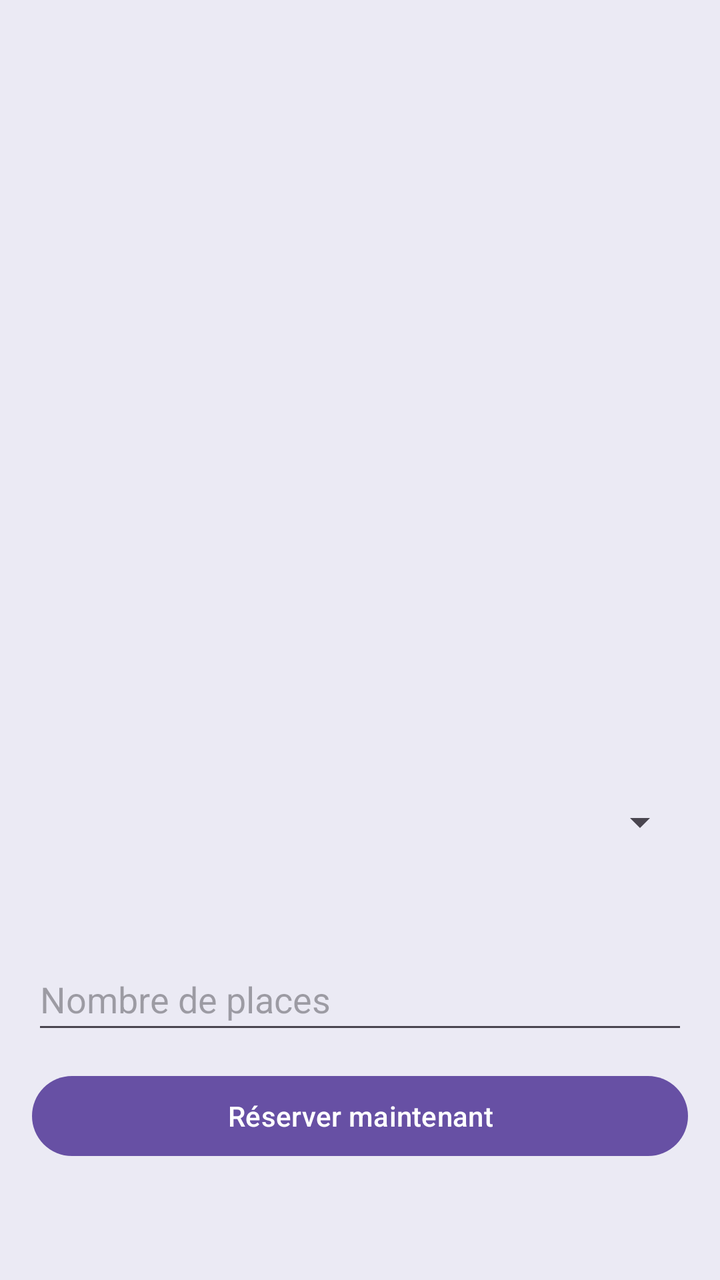
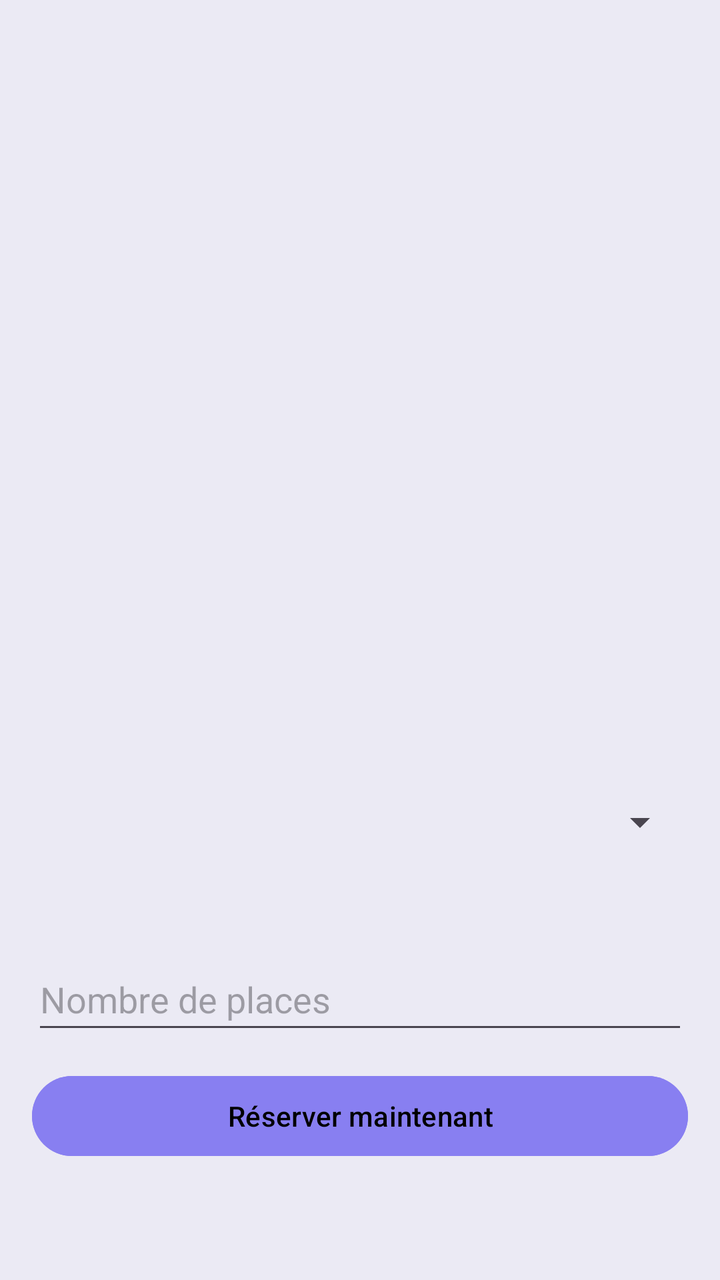

Screens rendered from an Android XML layout before and after an edit, with the pre-edit source and the edit as a unified diff.
<!-- AndroidManifest.xml: application theme Theme.ProjetSession -->
<!-- res/layout/activity_details_voyage.xml -->
<?xml version="1.0" encoding="utf-8"?>
<ScrollView xmlns:android="http://schemas.android.com/apk/res/android"
    xmlns:app="http://schemas.android.com/apk/res-auto"
    xmlns:tools="http://schemas.android.com/tools"
    android:layout_width="match_parent"
    android:layout_height="match_parent"
    android:id="@+id/main"
    android:background="#EBEAF4"
    tools:context=".vue.DetailsVoyageActivity">

    <LinearLayout android:orientation="vertical"
        android:layout_width="match_parent"
        android:layout_height="wrap_content"
        android:padding="16dp">

        <ImageView
            android:id="@+id/imageVoyage"
            android:layout_width="match_parent"
            android:layout_height="200dp"
            android:scaleType="centerCrop" />

        <TextView android:id="@+id/titreVoyage" android:textStyle="bold" android:textSize="22sp"
            android:layout_width="wrap_content" android:layout_height="wrap_content"
            android:layout_marginTop="16dp" />

        <TextView android:id="@+id/destinationVoyage" android:textSize="16sp"
            android:layout_width="wrap_content" android:layout_height="wrap_content" />

        <TextView android:id="@+id/typeVoyage" android:textSize="16sp"
            android:layout_width="wrap_content" android:layout_height="wrap_content" />

        <TextView android:id="@+id/dureeVoyage" android:textSize="16sp"
            android:layout_width="wrap_content" android:layout_height="wrap_content" />

        <TextView android:id="@+id/prixVoyage" android:textSize="16sp"
            android:layout_width="wrap_content" android:layout_height="wrap_content" />

        <TextView android:id="@+id/descriptionVoyage"
            android:layout_width="match_parent" android:layout_height="wrap_content"
            android:layout_marginTop="8dp" />

        <Spinner
            android:id="@+id/spinnerDate"
            android:layout_width="match_parent"
            android:layout_height="wrap_content"
            android:layout_marginTop="12dp"
            android:minHeight="48dp" />

        <TextView android:id="@+id/placesDisponibles"
            android:layout_width="wrap_content" android:layout_height="wrap_content"
            android:layout_marginTop="8dp" />

        <EditText
            android:id="@+id/editNombrePlaces"
            android:layout_width="match_parent"
            android:layout_height="wrap_content"
            android:layout_marginTop="12dp"
            android:hint="Nombre de places"
            android:inputType="number"
            android:minHeight="48dp" />

        <Button android:id="@+id/btnReserver"
            android:text="Réserver maintenant"
            android:layout_width="match_parent" android:layout_height="wrap_content"
            android:layout_marginTop="12dp" />

        <TextView android:id="@+id/prixTotal"
            android:textStyle="bold"
            android:layout_width="wrap_content" android:layout_height="wrap_content"
            android:layout_marginTop="10dp" />
    </LinearLayout>
</ScrollView>
<!-- resources referenced by this layout -->
<resources>
  <style name="Theme.ProjetSession" parent="Base.Theme.ProjetSession" />
  <style name="Base.Theme.ProjetSession" parent="Theme.Material3.DayNight.NoActionBar">
          
          
      </style>
</resources>

<!-- the commit's change to res/layout/activity_details_voyage.xml (unified diff, before → after) -->
@@ -61,6 +61,8 @@
 
         <Button android:id="@+id/btnReserver"
             android:text="Réserver maintenant"
+            android:backgroundTint="#887FF1"
+            android:textColor="#000000"
             android:layout_width="match_parent" android:layout_height="wrap_content"
             android:layout_marginTop="12dp" />
 
